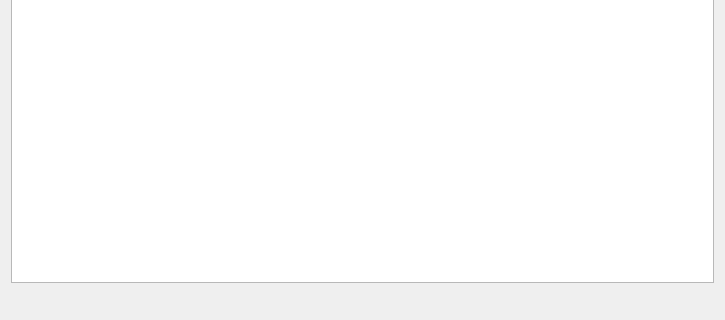
Before: the Qt Designer form gui_source/dialogdirectoryscan.ui in horsicq/Nauz-File-Detector, drawn with Qt 5; both pictures show x 0 to 725 and y 158 to 478 of the 725 by 478 pixel window.
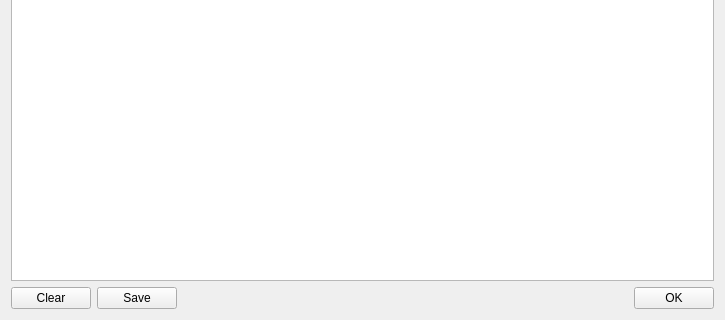
After: the same form once the commit is applied.

Diff of the .ui file:
```diff
--- a/gui_source/dialogdirectoryscan.ui
+++ b/gui_source/dialogdirectoryscan.ui
@@ -130,13 +130,30 @@
    </item>
    <item>
     <widget class="QTextBrowser" name="textBrowserResult">
-     <property name="readOnly">
+     <property name="acceptDrops">
       <bool>false</bool>
      </property>
+     <property name="readOnly">
+      <bool>true</bool>
+     </property>
     </widget>
    </item>
    <item>
     <layout class="QHBoxLayout" name="horizontalLayout_3">
+     <item>
+      <widget class="QPushButton" name="pushButtonClear">
+       <property name="text">
+        <string>Clear</string>
+       </property>
+      </widget>
+     </item>
+     <item>
+      <widget class="QPushButton" name="pushButtonSave">
+       <property name="text">
+        <string>Save</string>
+       </property>
+      </widget>
+     </item>
      <item>
       <spacer name="horizontalSpacer_2">
        <property name="orientation">
@@ -151,15 +168,9 @@
       </spacer>
      </item>
      <item>
-      <widget class="QLabel" name="labelTime">
-       <property name="minimumSize">
-        <size>
-         <width>80</width>
-         <height>0</height>
-        </size>
-       </property>
+      <widget class="QPushButton" name="pushButtonOK">
        <property name="text">
-        <string/>
+        <string>OK</string>
        </property>
       </widget>
      </item>
```
